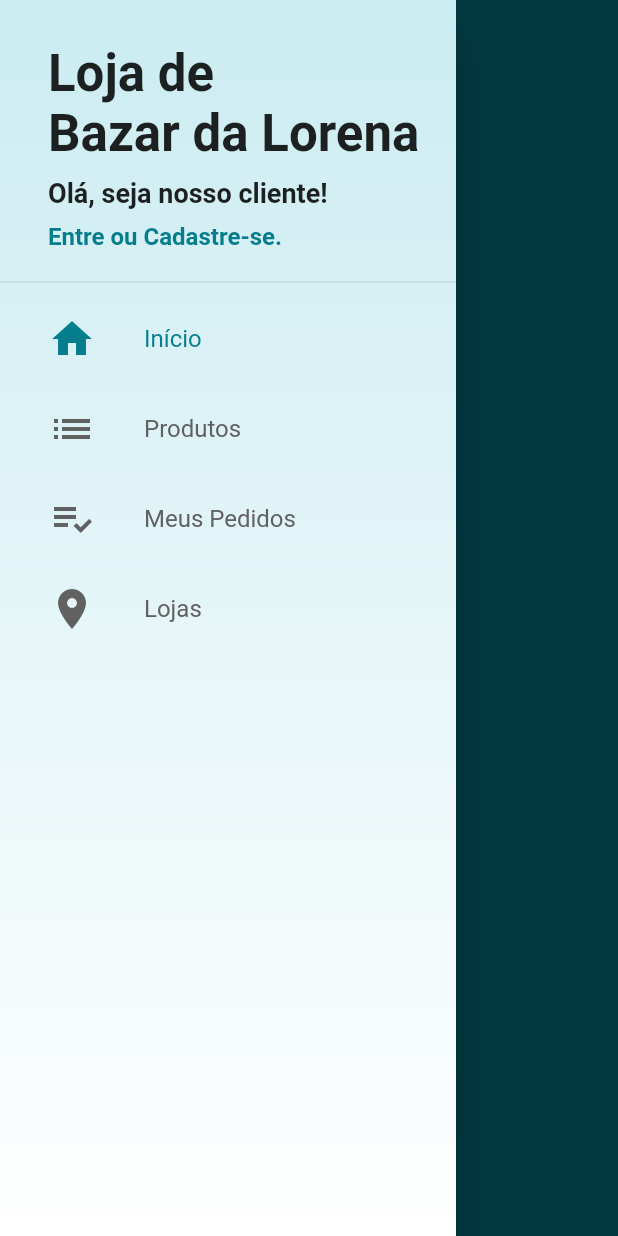
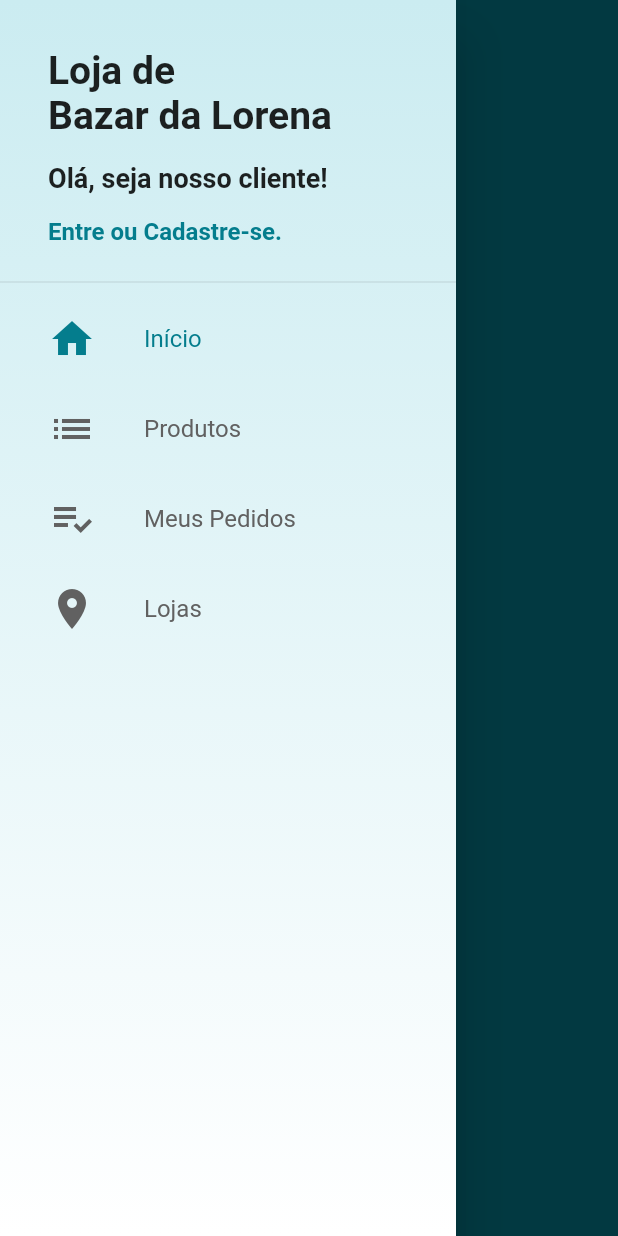
Before and after one commit to alvarofonteles/loja_virtual, a Flutter app: the screen it shows after launch, with the side drawer open, on a phone screen of 412 x 824 dp. Run offline on Flutter 3.47's test engine with Material 2 defaults, Android fonts, the phone set to English and light mode, and no system bars; our stand-ins replace carousel_pro, cloud_firestore, email_validator, firebase_auth, firebase_core; accounts and stored records are empty.

Commit message:
Alteração tamanho do nome Loja

```diff
--- a/lib/common/custom_drawer/custom_drawer_header.dart
+++ b/lib/common/custom_drawer/custom_drawer_header.dart
@@ -22,7 +22,7 @@ class CustomDrawerHeader extends StatelessWidget {
                 overflow: TextOverflow.ellipsis,
                 maxLines: 2,
                 style: TextStyle(
-                  fontSize: 34,
+                  fontSize: 26,
                   fontWeight: FontWeight.bold,
                 ),
               ),
```
